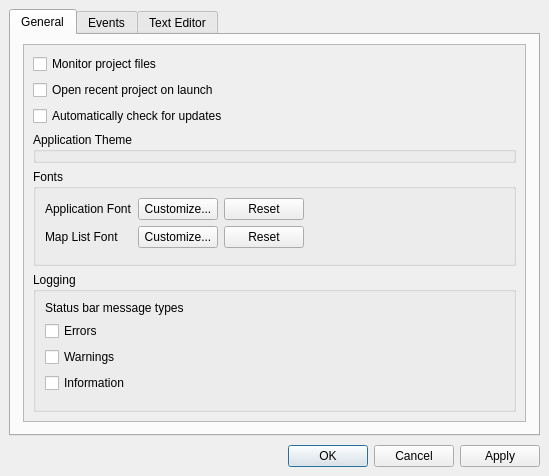
Above: forms/preferenceeditor.ui from huderlem/porymap before the change. Below: the same form after it.
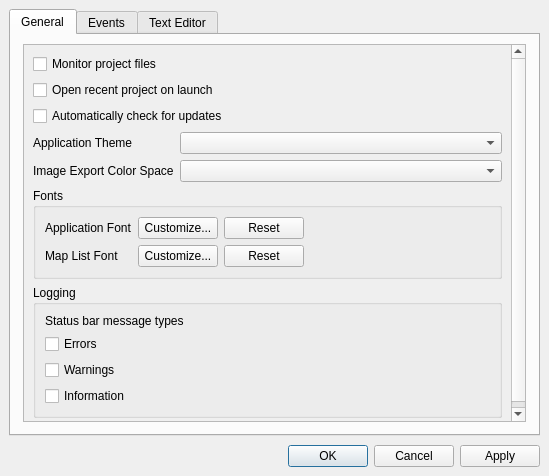
That is the form after the change. Custom widgets are drawn as their Qt base class.

Commit message: Fix image export colors, add color space settings

Diff of the .ui file:
```diff
--- a/forms/preferenceeditor.ui
+++ b/forms/preferenceeditor.ui
@@ -48,31 +48,13 @@
              <x>0</x>
              <y>0</y>
              <width>493</width>
-             <height>374</height>
+             <height>408</height>
             </rect>
            </property>
            <layout class="QVBoxLayout" name="verticalLayout_6">
             <item>
-             <widget class="QCheckBox" name="checkBox_MonitorProjectFiles">
-              <property name="toolTip">
-               <string>&lt;html&gt;&lt;head/&gt;&lt;body&gt;&lt;p&gt;If checked, a prompt to reload your project will appear if relevant project files are edited&lt;/p&gt;&lt;/body&gt;&lt;/html&gt;</string>
-              </property>
-              <property name="text">
-               <string>Monitor project files</string>
-              </property>
-             </widget>
-            </item>
-            <item>
-             <widget class="QCheckBox" name="checkBox_OpenRecentProject">
-              <property name="toolTip">
-               <string>&lt;html&gt;&lt;head/&gt;&lt;body&gt;&lt;p&gt;If checked, Porymap will automatically open your most recently opened project on startup&lt;/p&gt;&lt;/body&gt;&lt;/html&gt;</string>
-              </property>
-              <property name="text">
-               <string>Open recent project on launch</string>
-              </property>
-             </widget>
-            </item>
-            <item>
+             <layout class="QFormLayout" name="formLayout">
+              <item row="2" column="0" colspan="2">
              <widget class="QCheckBox" name="checkBox_CheckForUpdates">
               <property name="toolTip">
                <string>&lt;html&gt;&lt;head/&gt;&lt;body&gt;&lt;p&gt;If checked, Porymap will automatically alert you on startup if a new release is available&lt;/p&gt;&lt;/body&gt;&lt;/html&gt;</string>
@@ -82,19 +64,59 @@
               </property>
              </widget>
             </item>
-            <item>
-             <widget class="QGroupBox" name="groupBox_Themes">
-              <property name="sizePolicy">
-               <sizepolicy hsizetype="Preferred" vsizetype="Fixed">
-                <horstretch>0</horstretch>
-                <verstretch>0</verstretch>
-               </sizepolicy>
-              </property>
-              <property name="title">
+              <item row="1" column="0" colspan="2">
+               <widget class="QCheckBox" name="checkBox_OpenRecentProject">
+                <property name="toolTip">
+                 <string>&lt;html&gt;&lt;head/&gt;&lt;body&gt;&lt;p&gt;If checked, Porymap will automatically open your most recently opened project on startup&lt;/p&gt;&lt;/body&gt;&lt;/html&gt;</string>
+                </property>
+                <property name="text">
+                 <string>Open recent project on launch</string>
+                </property>
+               </widget>
+              </item>
+              <item row="0" column="0" colspan="2">
+               <widget class="QCheckBox" name="checkBox_MonitorProjectFiles">
+                <property name="toolTip">
+                 <string>&lt;html&gt;&lt;head/&gt;&lt;body&gt;&lt;p&gt;If checked, a prompt to reload your project will appear if relevant project files are edited&lt;/p&gt;&lt;/body&gt;&lt;/html&gt;</string>
+                </property>
+                <property name="text">
+                 <string>Monitor project files</string>
+                </property>
+               </widget>
+              </item>
+              <item row="3" column="0">
+               <widget class="QLabel" name="label_ApplicationTheme">
+                <property name="text">
                <string>Application Theme</string>
               </property>
              </widget>
             </item>
+              <item row="3" column="1">
+               <widget class="NoScrollComboBox" name="comboBox_ApplicationTheme">
+                <property name="editable">
+                 <bool>false</bool>
+                </property>
+               </widget>
+              </item>
+              <item row="4" column="0">
+               <widget class="QLabel" name="label_ColorSpace">
+                <property name="text">
+                 <string>Image Export Color Space</string>
+                </property>
+               </widget>
+              </item>
+              <item row="4" column="1">
+               <widget class="NoScrollComboBox" name="comboBox_ColorSpace">
+                <property name="toolTip">
+                 <string>&lt;html&gt;&lt;head/&gt;&lt;body&gt;&lt;p&gt;The color space to use for exported images. If &amp;quot;---&amp;quot; is set, no color space will be used for the exported image. For details on each color space, see Qt's manual page for QColorSpace.&lt;/p&gt;&lt;/body&gt;&lt;/html&gt;</string>
+                </property>
+                <property name="editable">
+                 <bool>false</bool>
+                </property>
+               </widget>
+              </item>
+             </layout>
+            </item>
             <item>
              <widget class="QGroupBox" name="groupBox_Fonts">
               <property name="title">
@@ -483,6 +505,13 @@
    </layout>
   </widget>
  </widget>
+ <customwidgets>
+  <customwidget>
+   <class>NoScrollComboBox</class>
+   <extends>QComboBox</extends>
+   <header>noscrollcombobox.h</header>
+  </customwidget>
+ </customwidgets>
  <resources/>
  <connections/>
 </ui>
```
Lines whose indentation alone changed are shown as unchanged. The commit also changes 13 other files.
